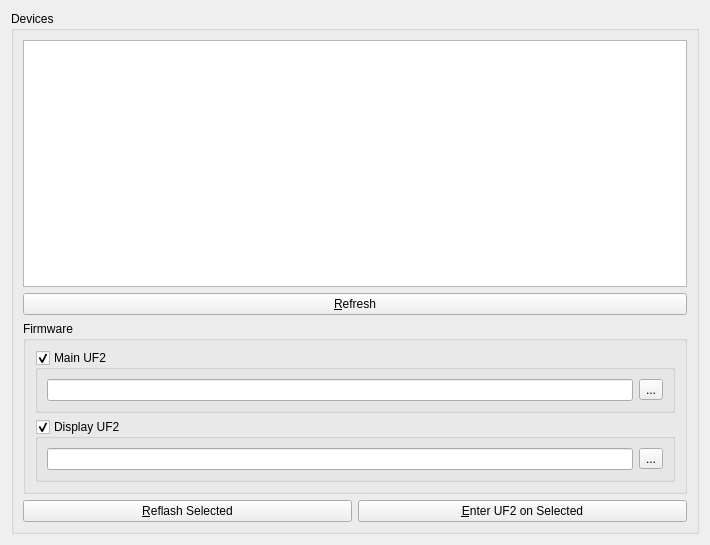
Above: src/ui/main.ui from freewili/freewili-updater before the change. Below: the same form after it.
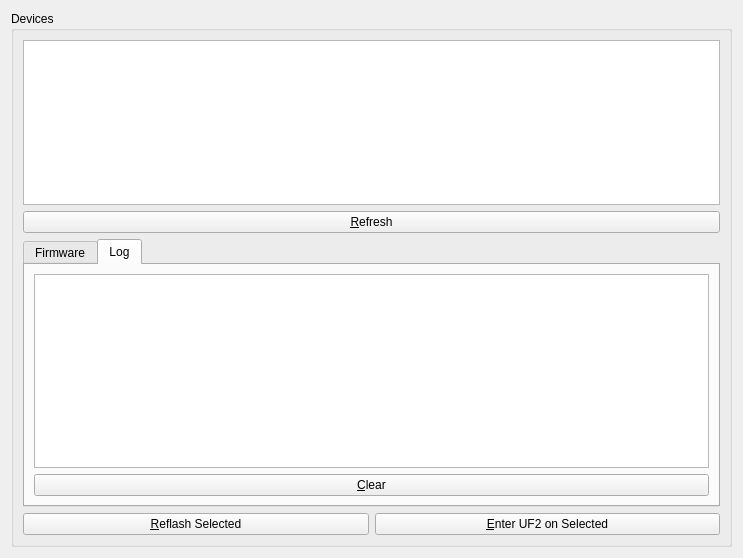
That is the form after the change. The open tabs and pages were chosen to show the change.

What changed in the file:
```diff
--- a/src/ui/main.ui
+++ b/src/ui/main.ui
@@ -6,8 +6,8 @@
    <rect>
     <x>0</x>
     <y>0</y>
-    <width>710</width>
-    <height>545</height>
+    <width>743</width>
+    <height>558</height>
    </rect>
   </property>
   <property name="windowTitle">
@@ -19,7 +19,21 @@
      <property name="title">
       <string>Devices</string>
      </property>
-     <layout class="QGridLayout" name="gridLayout_4">
+     <layout class="QGridLayout" name="gridLayout_4" rowstretch="1,0,0,0">
+      <item row="3" column="1">
+       <widget class="QPushButton" name="pushButtonEnterUf2">
+        <property name="text">
+         <string>&amp;Enter UF2 on Selected</string>
+        </property>
+       </widget>
+      </item>
+      <item row="3" column="0">
+       <widget class="QPushButton" name="pushButtonReflash">
+        <property name="text">
+         <string>&amp;Reflash Selected</string>
+        </property>
+       </widget>
+      </item>
       <item row="0" column="0" colspan="2">
        <widget class="QTreeView" name="treeViewDevices">
         <property name="selectionMode">
@@ -35,6 +49,16 @@
        </widget>
       </item>
       <item row="2" column="0" colspan="2">
+       <widget class="QTabWidget" name="tabWidget">
+        <property name="currentIndex">
+         <number>0</number>
+        </property>
+        <widget class="QWidget" name="tabFirmware">
+         <attribute name="title">
+          <string>Firmware</string>
+         </attribute>
+         <layout class="QGridLayout" name="gridLayout_6">
+          <item row="0" column="0">
        <widget class="QGroupBox" name="groupBoxFirmware">
         <property name="title">
          <string>Firmware</string>
@@ -87,18 +111,25 @@
         </layout>
        </widget>
       </item>
-      <item row="3" column="0">
-       <widget class="QPushButton" name="pushButtonReflash">
-        <property name="text">
-         <string>&amp;Reflash Selected</string>
-        </property>
-       </widget>
-      </item>
-      <item row="3" column="1">
-       <widget class="QPushButton" name="pushButtonEnterUf2">
+         </layout>
+        </widget>
+        <widget class="QWidget" name="tabLog">
+         <attribute name="title">
+          <string>Log</string>
+         </attribute>
+         <layout class="QGridLayout" name="gridLayout_7">
+          <item row="0" column="0">
+           <widget class="QTextEdit" name="textEditLog"/>
+          </item>
+          <item row="1" column="0">
+           <widget class="QPushButton" name="pushButtonLogClear">
         <property name="text">
-         <string>&amp;Enter UF2 on Selected</string>
-        </property>
+             <string>&amp;Clear</string>
+            </property>
+           </widget>
+          </item>
+         </layout>
+        </widget>
        </widget>
       </item>
      </layout>
```
Lines whose indentation alone changed are shown as unchanged.
